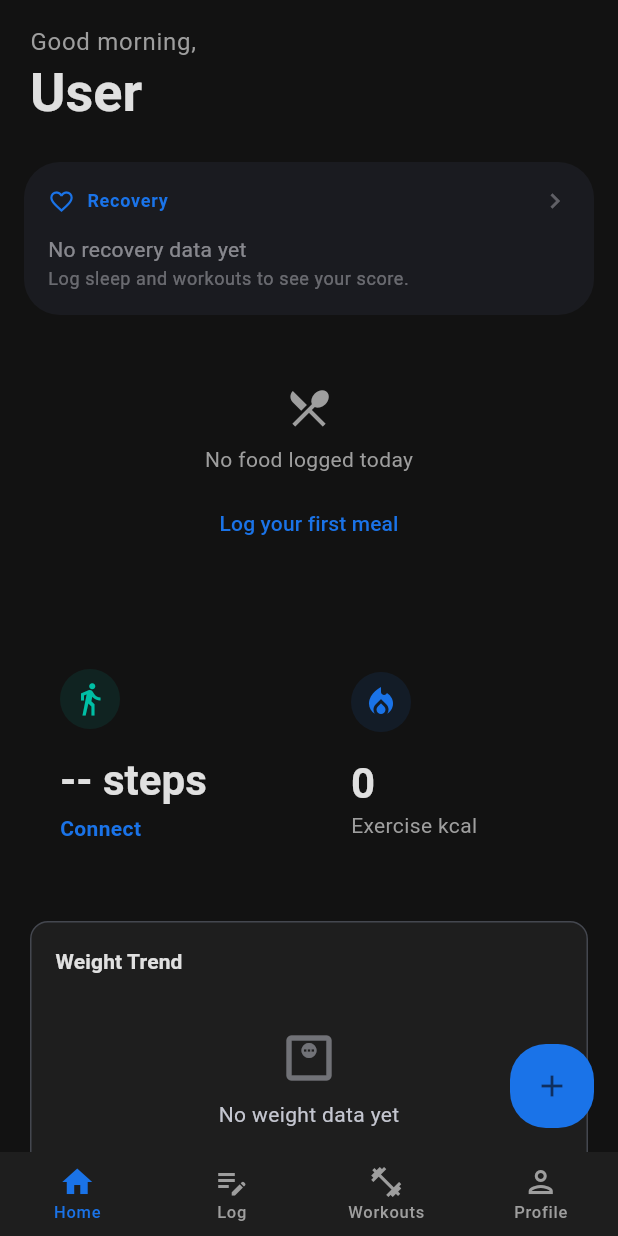
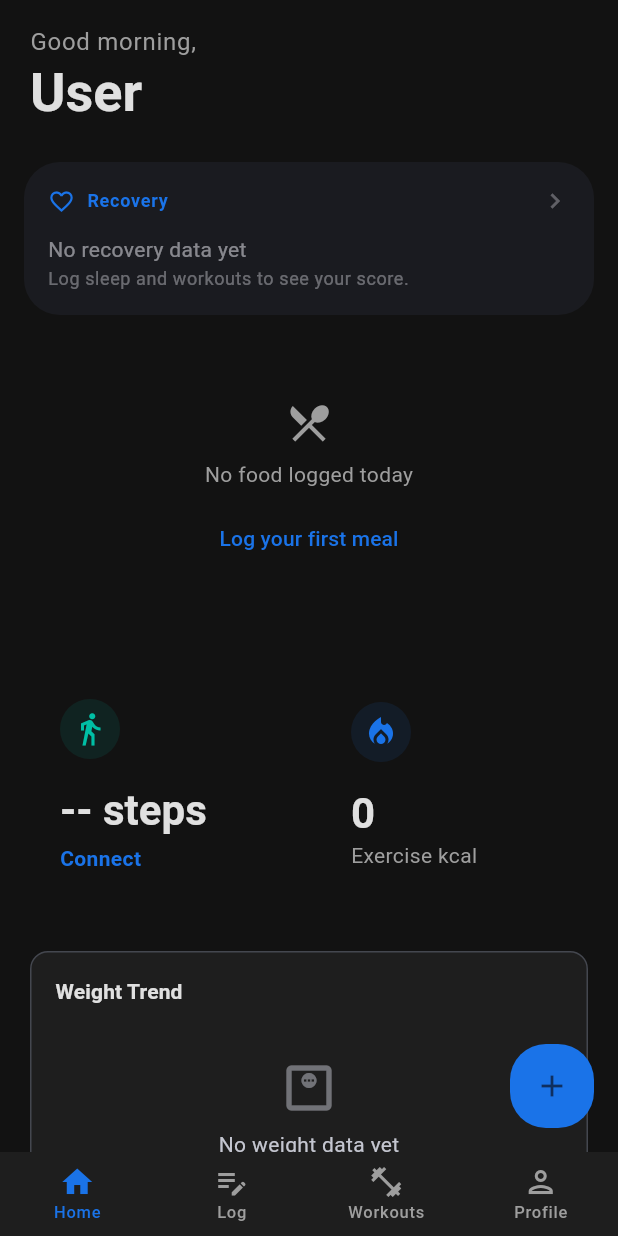
Before and after one commit to Femstar08/Welltrack_v2, a Flutter app: the DashboardScreen screen opened by its route, on a phone screen of 412 x 824 dp. Run offline on Flutter 3.47's test engine with Material 3 defaults, Android fonts, the phone set to English and light mode, and no system bars; our stand-ins replace app_links, audioplayers, cached_network_image, connectivity_plus, dio, fl_chart and 15 more; missing offline and left inert: google_mlkit_text_recognition, health, mobile_scanner, workmanager; accounts and stored records are empty; network calls fail; statements that could not run were skipped.

Commit message:
fix(ux): UX-006 - Unify carousel height to 180dp, add time-aware greeting
Co-Authored-By: Claude Opus 4.6 (1M context) <noreply@anthropic.com>

```diff
--- a/agentic-mobile-template/lib/features/dashboard/presentation/dashboard_screen.dart
+++ b/agentic-mobile-template/lib/features/dashboard/presentation/dashboard_screen.dart
@@ -45,6 +45,13 @@ class _DashboardScreenState extends ConsumerState<DashboardScreen> {
       unawaited(ref.read(dashboardProvider.notifier).initialize(widget.profileId));
       unawaited(ref.read(dashboardHomeProvider.notifier).initialize(widget.profileId));
     });
+  }
+
+  String _greeting() {
+    final hour = DateTime.now().hour;
+    if (hour < 12) return 'Good morning,';
+    if (hour < 17) return 'Good afternoon,';
+    return 'Good evening,';
   }
 
   Future<void> _handleRefresh() async {
@@ -100,7 +107,7 @@ class _DashboardScreenState extends ConsumerState<DashboardScreen> {
                         crossAxisAlignment: CrossAxisAlignment.start,
                         children: [
                           Text(
-                            'Good morning,',
+                            _greeting(),
                             style: Theme.of(context).textTheme.bodyLarge?.copyWith(
                                   color: AppColors.textSecondaryDark,
                                 ),
--- a/agentic-mobile-template/lib/features/dashboard/presentation/widgets/nutrition_summary_carousel.dart
+++ b/agentic-mobile-template/lib/features/dashboard/presentation/widgets/nutrition_summary_carousel.dart
@@ -42,12 +42,12 @@ class _NutritionSummaryCarouselState
     return dashboardAsync.when(
       loading: () => const Padding(
         padding: EdgeInsets.symmetric(horizontal: 24),
-        child: ShimmerBox(width: double.infinity, height: 160, borderRadius: 24),
+        child: ShimmerBox(width: double.infinity, height: 180, borderRadius: 24),
       ),
       error: (_, __) => Padding(
         padding: const EdgeInsets.symmetric(horizontal: 24),
         child: Container(
-          height: 160,
+          height: 180,
           decoration: BoxDecoration(
             color: AppColors.surfaceContainerHigh,
             borderRadius: BorderRadius.circular(24),
@@ -81,7 +81,7 @@ class _NutritionSummaryCarouselState
     return Padding(
       padding: const EdgeInsets.symmetric(horizontal: 24),
       child: Container(
-        height: 160,
+        height: 180,
         decoration: BoxDecoration(
           color: AppColors.surfaceContainerHigh,
           borderRadius: BorderRadius.circular(24),
--- a/agentic-mobile-template/scripts/ralph/prd.json
+++ b/agentic-mobile-template/scripts/ralph/prd.json
@@ -266,7 +266,7 @@
     {
       "id": "UX-006",
       "title": "Fix carousel height consistency and add greeting time awareness",
-      "passes": false,
+      "passes": true,
       "priority": 17,
       "acceptanceCriteria": [
         "Read lib/features/dashboard/presentation/widgets/nutrition_summary_carousel.dart",
```
Also changed, not shown: agentic-mobile-template/scripts/ralph/progress.txt (+8 -0 lines).
